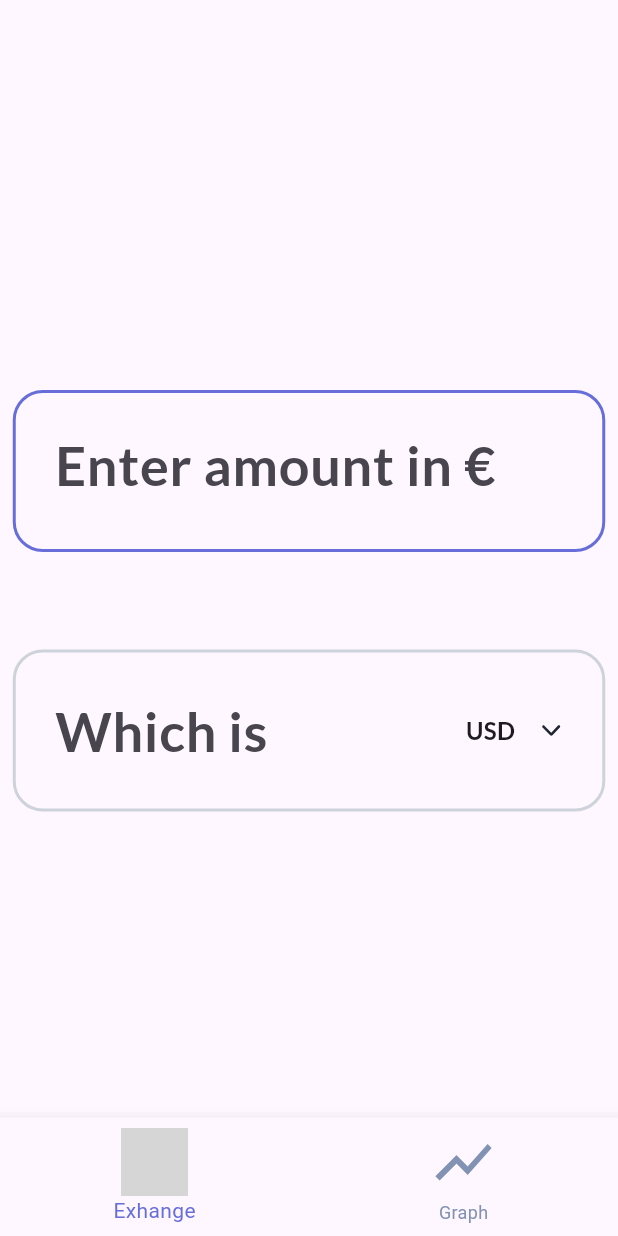
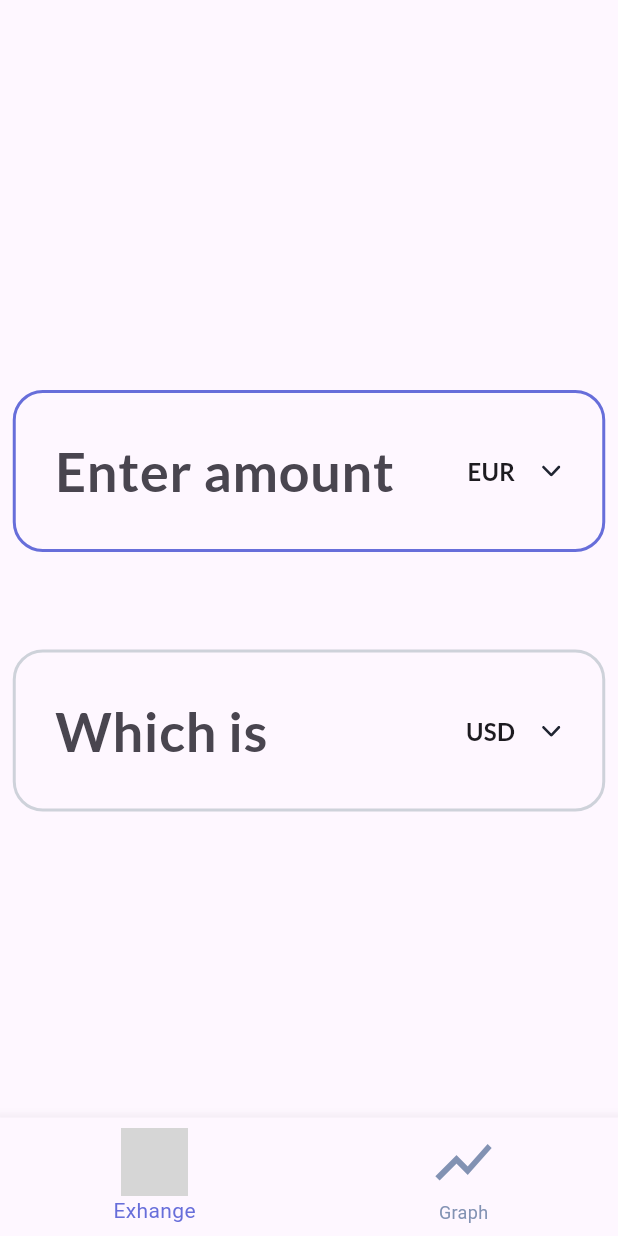
Before and after one commit to Simon-du06/my_flutter_currency_app, a Flutter app: the screen it shows after launch, on a phone screen of 412 x 824 dp. Run offline on Flutter 3.47's test engine with Material 3 defaults, Android fonts, the phone set to English and light mode, and no system bars; our stand-ins replace flutter_svg, google_fonts; network calls fail; grey boxes are pictures that could not be loaded.

Commit message:
feat: enhance AmountInputField to display base currency and add currency selection functionality, but there's no backend yet

```diff
--- a/lib/views/tabs/currency_converter_page.dart
+++ b/lib/views/tabs/currency_converter_page.dart
@@ -19,6 +19,7 @@ class _MyHomePageState extends State<MyHomePage>
   late final TextEditingController _result;
   Map<String, dynamic>? _rates;
   String _selectedCurrency = "USD";
+  String _baseCurrency = "EUR";
 
   void _loadRates() async {
     final data = await fetchExchangeRates();
@@ -81,7 +82,9 @@ class _MyHomePageState extends State<MyHomePage>
           children: [
             AmountInputField(
               controller: _amount,
+              baseCurrency: _baseCurrency,
               onChanged: _onAmountChanged,
+              onCurrencyTap: _onCurrencyTap,
             ),
             SizedBox(height: 65),
             ResultField(
--- a/lib/views/widgets/input_fields.dart
+++ b/lib/views/widgets/input_fields.dart
@@ -6,11 +6,15 @@ class AmountInputField extends StatelessWidget {
   const AmountInputField({
     super.key,
     required this.controller,
+    required this.baseCurrency,
     this.onChanged,
+    this.onCurrencyTap,
   });
 
   final TextEditingController controller;
+  final String baseCurrency;
   final Function(String)? onChanged;
+  final VoidCallback? onCurrencyTap;
 
   @override
   Widget build(BuildContext context) {
@@ -25,6 +29,10 @@ class AmountInputField extends StatelessWidget {
       padding: EdgeInsets.fromLTRB(10, 5, 10, 5),
       width: 395,
       height: 108,
+      child: Row(
+        children: [
+            Flexible(
+            flex: 1,
             child: TextField(
               controller: controller,
               obscureText: false,
@@ -34,10 +42,25 @@ class AmountInputField extends StatelessWidget {
                 fontSize: 36
               ),
               decoration: InputDecoration(
-          hintText: 'Enter amount in €',
+                hintText: 'Enter amount',
                 border: OutlineInputBorder(borderSide: BorderSide.none)
               ),
               onChanged: onChanged,
+            ),
+          ),
+          Text(
+            baseCurrency,
+            style: GoogleFonts.lato(
+              fontWeight: FontWeight.bold,
+              fontSize: 16
+            )
+          ),
+          IconButton(
+            icon: SvgPicture.asset('assets/icons/Chevron.svg'),
+            iconSize: 16,
+            onPressed: onCurrencyTap,
+          ),
+        ],
       ),
     );
   }
@@ -65,7 +88,7 @@ class ResultField extends StatelessWidget {
                 width: 2.0,
         ),
       ),
-      padding: EdgeInsets.fromLTRB(10, 5, 10, 5),
+      padding: EdgeInsets.fromLTRB(10, 5, 10, 4),
       width: 395,
       height: 108,
       child: Row(
```
Lines whose indentation alone changed are shown as unchanged.
